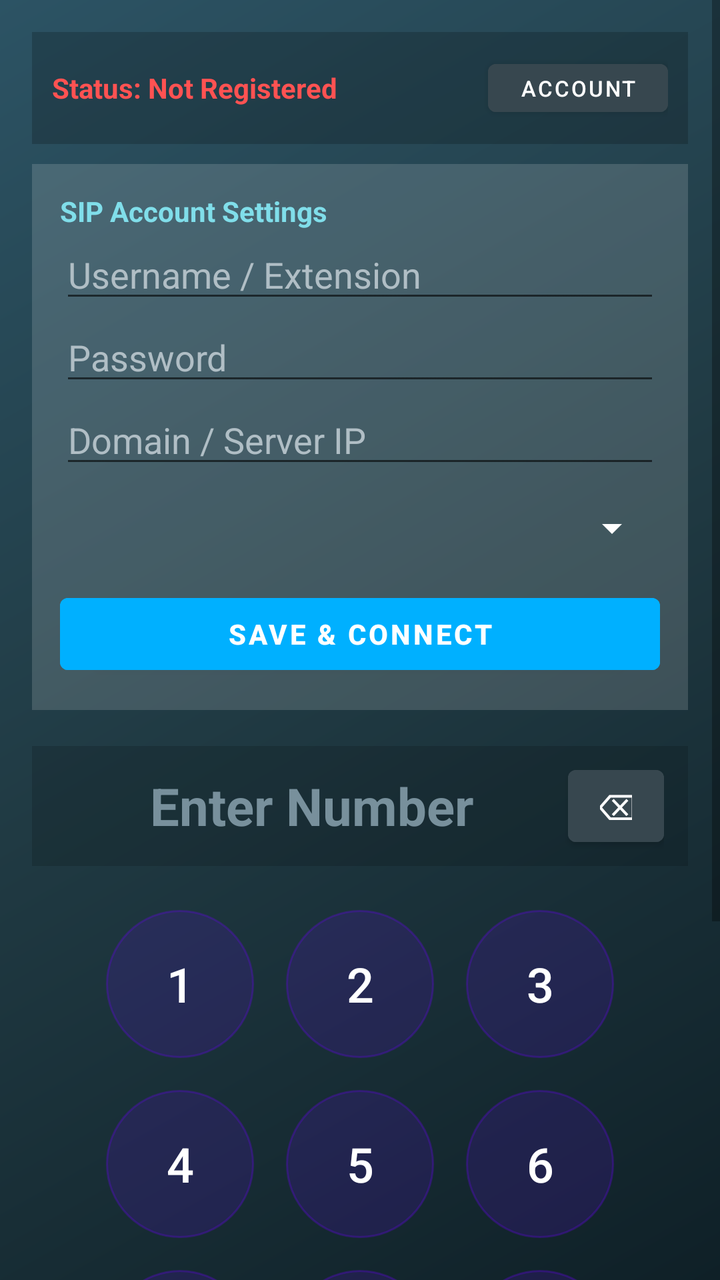
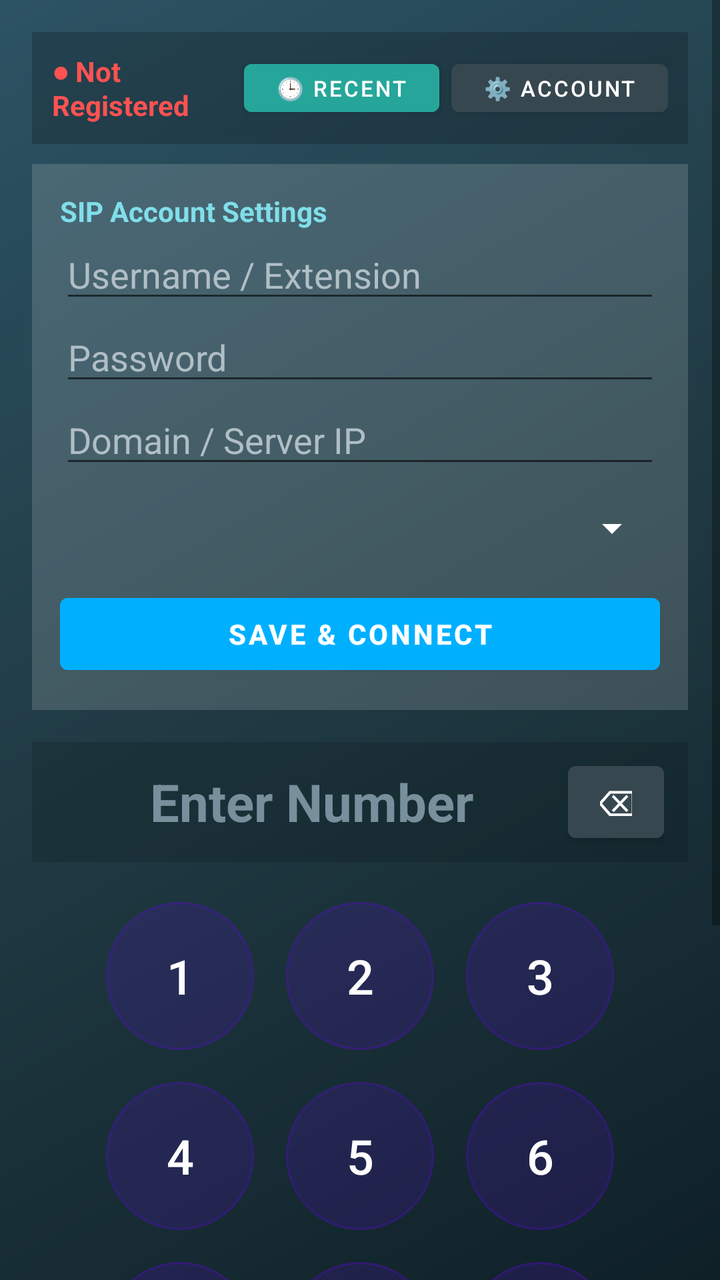

Before-and-after screenshots of an Android layout around one commit, followed by the original layout XML and the change that was made.
<!-- AndroidManifest.xml: application theme Theme.MaterialComponents.Light.NoActionBar -->
<!-- res/layout/activity_main.xml -->
<?xml version="1.0" encoding="utf-8"?>
<ScrollView xmlns:android="http://schemas.android.com/apk/res/android"
    android:layout_width="match_parent"
    android:layout_height="match_parent"
    android:background="@drawable/bg_gradient"
    android:fillViewport="true">

    <LinearLayout
        android:layout_width="match_parent"
        android:layout_height="wrap_content"
        android:orientation="vertical"
        android:padding="16dp">

        
        <LinearLayout
            android:layout_width="match_parent"
            android:layout_height="wrap_content"
            android:background="#33000000"
            android:gravity="center_vertical"
            android:orientation="horizontal"
            android:padding="10dp">

            <TextView
                android:id="@+id/tvStatus"
                android:layout_width="0dp"
                android:layout_height="wrap_content"
                android:layout_weight="1"
                android:text="Status: Not Registered"
                android:textColor="#FF5252"
                android:textSize="14sp"
                android:textStyle="bold" />

            <Button
                android:id="@+id/btnToggleAccount"
                android:layout_width="wrap_content"
                android:layout_height="36dp"
                android:backgroundTint="#37474F"
                android:text="Account"
                android:textColor="#FFFFFF"
                android:textSize="11sp" />
        </LinearLayout>

        
        <LinearLayout
            android:id="@+id/layoutLoginCard"
            android:layout_width="match_parent"
            android:layout_height="wrap_content"
            android:layout_marginTop="10dp"
            android:background="#26FFFFFF"
            android:orientation="vertical"
            android:padding="14dp">

            <TextView
                android:layout_width="wrap_content"
                android:layout_height="wrap_content"
                android:text="SIP Account Settings"
                android:textColor="#80DEEA"
                android:textStyle="bold" />

            <EditText
                android:id="@+id/etUsername"
                android:layout_width="match_parent"
                android:layout_height="wrap_content"
                android:hint="Username / Extension"
                android:inputType="text"
                android:textColor="#FFFFFF"
                android:textColorHint="#B0BEC5" />

            <EditText
                android:id="@+id/etPassword"
                android:layout_width="match_parent"
                android:layout_height="wrap_content"
                android:hint="Password"
                android:inputType="textPassword"
                android:textColor="#FFFFFF"
                android:textColorHint="#B0BEC5" />

            <EditText
                android:id="@+id/etDomain"
                android:layout_width="match_parent"
                android:layout_height="wrap_content"
                android:hint="Domain / Server IP"
                android:inputType="textUri"
                android:textColor="#FFFFFF"
                android:textColorHint="#B0BEC5" />

            <Spinner
                android:id="@+id/spinnerTransport"
                android:layout_width="match_parent"
                android:layout_height="42dp"
                android:layout_marginTop="4dp"
                android:backgroundTint="#FFFFFF" />

            <Button
                android:id="@+id/btnLogin"
                android:layout_width="match_parent"
                android:layout_height="wrap_content"
                android:layout_marginTop="8dp"
                android:backgroundTint="#00B0FF"
                android:text="Save &amp; Connect"
                android:textColor="#FFFFFF"
                android:textStyle="bold" />
        </LinearLayout>

        
        <LinearLayout
            android:layout_width="match_parent"
            android:layout_height="wrap_content"
            android:layout_marginTop="18dp"
            android:background="#26000000"
            android:gravity="center_vertical"
            android:orientation="horizontal"
            android:paddingHorizontal="12dp"
            android:paddingVertical="6dp">

            <EditText
                android:id="@+id/etDialNumber"
                android:layout_width="0dp"
                android:layout_height="wrap_content"
                android:layout_weight="1"
                android:background="@android:color/transparent"
                android:gravity="center"
                android:hint="Enter Number"
                android:inputType="phone"
                android:textColor="#FFFFFF"
                android:textColorHint="#78909C"
                android:textSize="26sp"
                android:textStyle="bold" />

            <Button
                android:id="@+id/btnBackspace"
                android:layout_width="48dp"
                android:layout_height="48dp"
                android:backgroundTint="#37474F"
                android:text="⌫"
                android:textColor="#FFFFFF"
                android:textSize="18sp" />
        </LinearLayout>

        
        <GridLayout
            android:id="@+id/dialpadGrid"
            android:layout_width="wrap_content"
            android:layout_height="wrap_content"
            android:layout_gravity="center"
            android:layout_marginTop="14dp"
            android:columnCount="3"
            android:rowCount="4">

            <Button android:id="@+id/btn1" android:layout_width="74dp" android:layout_height="74dp" android:layout_margin="8dp" android:background="@drawable/bg_dial_btn" android:text="1" android:textColor="#FFFFFF" android:textSize="24sp" />
            <Button android:id="@+id/btn2" android:layout_width="74dp" android:layout_height="74dp" android:layout_margin="8dp" android:background="@drawable/bg_dial_btn" android:text="2" android:textColor="#FFFFFF" android:textSize="24sp" />
            <Button android:id="@+id/btn3" android:layout_width="74dp" android:layout_height="74dp" android:layout_margin="8dp" android:background="@drawable/bg_dial_btn" android:text="3" android:textColor="#FFFFFF" android:textSize="24sp" />

            <Button android:id="@+id/btn4" android:layout_width="74dp" android:layout_height="74dp" android:layout_margin="8dp" android:background="@drawable/bg_dial_btn" android:text="4" android:textColor="#FFFFFF" android:textSize="24sp" />
            <Button android:id="@+id/btn5" android:layout_width="74dp" android:layout_height="74dp" android:layout_margin="8dp" android:background="@drawable/bg_dial_btn" android:text="5" android:textColor="#FFFFFF" android:textSize="24sp" />
            <Button android:id="@+id/btn6" android:layout_width="74dp" android:layout_height="74dp" android:layout_margin="8dp" android:background="@drawable/bg_dial_btn" android:text="6" android:textColor="#FFFFFF" android:textSize="24sp" />

            <Button android:id="@+id/btn7" android:layout_width="74dp" android:layout_height="74dp" android:layout_margin="8dp" android:background="@drawable/bg_dial_btn" android:text="7" android:textColor="#FFFFFF" android:textSize="24sp" />
            <Button android:id="@+id/btn8" android:layout_width="74dp" android:layout_height="74dp" android:layout_margin="8dp" android:background="@drawable/bg_dial_btn" android:text="8" android:textColor="#FFFFFF" android:textSize="24sp" />
            <Button android:id="@+id/btn9" android:layout_width="74dp" android:layout_height="74dp" android:layout_margin="8dp" android:background="@drawable/bg_dial_btn" android:text="9" android:textColor="#FFFFFF" android:textSize="24sp" />

            <Button android:id="@+id/btnStar" android:layout_width="74dp" android:layout_height="74dp" android:layout_margin="8dp" android:background="@drawable/bg_dial_btn" android:text="*" android:textColor="#80DEEA" android:textSize="24sp" />
            <Button android:id="@+id/btn0" android:layout_width="74dp" android:layout_height="74dp" android:layout_margin="8dp" android:background="@drawable/bg_dial_btn" android:text="0" android:textColor="#FFFFFF" android:textSize="24sp" />
            <Button android:id="@+id/btnHash" android:layout_width="74dp" android:layout_height="74dp" android:layout_margin="8dp" android:background="@drawable/bg_dial_btn" android:text="#" android:textColor="#80DEEA" android:textSize="24sp" />
        </GridLayout>

        
        <LinearLayout
            android:layout_width="match_parent"
            android:layout_height="wrap_content"
            android:layout_marginTop="12dp"
            android:gravity="center"
            android:orientation="horizontal">

            <Button
                android:id="@+id/btnContacts"
                android:layout_width="0dp"
                android:layout_height="54dp"
                android:layout_marginEnd="8dp"
                android:layout_weight="1"
                android:backgroundTint="#455A64"
                android:text="Contacts"
                android:textColor="#FFFFFF"
                android:textStyle="bold" />

            <Button
                android:id="@+id/btnCall"
                android:layout_width="0dp"
                android:layout_height="54dp"
                android:layout_marginStart="8dp"
                android:layout_weight="1.5"
                android:backgroundTint="#00C853"
                android:text="CALL"
                android:textColor="#FFFFFF"
                android:textSize="16sp"
                android:textStyle="bold" />
        </LinearLayout>

        
        <LinearLayout
            android:id="@+id/layoutInCall"
            android:layout_width="match_parent"
            android:layout_height="wrap_content"
            android:layout_marginTop="16dp"
            android:background="#CC102027"
            android:orientation="vertical"
            android:padding="14dp"
            android:visibility="gone">

            <TextView
                android:id="@+id/tvCallState"
                android:layout_width="match_parent"
                android:layout_height="wrap_content"
                android:gravity="center"
                android:text="Calling..."
                android:textColor="#69F0AE"
                android:textSize="17sp"
                android:textStyle="bold" />

            <LinearLayout
                android:layout_width="match_parent"
                android:layout_height="wrap_content"
                android:layout_marginTop="12dp"
                android:orientation="horizontal">

                <Button
                    android:id="@+id/btnMute"
                    android:layout_width="0dp"
                    android:layout_height="wrap_content"
                    android:layout_weight="1"
                    android:backgroundTint="#37474F"
                    android:text="Mute"
                    android:textColor="#FFFFFF"
                    android:textSize="12sp" />

                <Button
                    android:id="@+id/btnSpeaker"
                    android:layout_width="0dp"
                    android:layout_height="wrap_content"
                    android:layout_marginHorizontal="6dp"
                    android:layout_weight="1"
                    android:backgroundTint="#37474F"
                    android:text="Speaker"
                    android:textColor="#FFFFFF"
                    android:textSize="12sp" />

                <Button
                    android:id="@+id/btnRecord"
                    android:layout_width="0dp"
                    android:layout_height="wrap_content"
                    android:layout_weight="1"
                    android:backgroundTint="#37474F"
                    android:text="Record"
                    android:textColor="#FFFFFF"
                    android:textSize="12sp" />
            </LinearLayout>

            <Button
                android:id="@+id/btnHangup"
                android:layout_width="match_parent"
                android:layout_height="50dp"
                android:layout_marginTop="10dp"
                android:backgroundTint="#D50000"
                android:text="END CALL"
                android:textColor="#FFFFFF"
                android:textStyle="bold" />
        </LinearLayout>

    </LinearLayout>
</ScrollView>
<!-- resources referenced by this layout -->
<resources>
  <!-- drawable bg_dial_btn (drawable) -->
  <?xml version="1.0" encoding="utf-8"?>
  <ripple xmlns:android="http://schemas.android.com/apk/res/android"
      android:color="#40FFFFFF">
      <item>
          <shape android:shape="oval">
              <solid android:color="#26FFFFFF" />
              <stroke android:width="1dp" android:color="#4DFFFFFF" />
          </shape>
      </item>
  </ripple>
  <!-- drawable bg_gradient (drawable) -->
  <?xml version="1.0" encoding="utf-8"?>
  <shape xmlns:android="http://schemas.android.com/apk/res/android">
      <gradient
          android:angle="135"
          android:startColor="#0F2027"
          android:centerColor="#203A43"
          android:endColor="#2C5364"
          android:type="linear" />
  </shape>
</resources>

<!-- the commit's change to res/layout/activity_main.xml (unified diff, before → after) -->
@@ -25,17 +25,27 @@
                 android:layout_width="0dp"
                 android:layout_height="wrap_content"
                 android:layout_weight="1"
-                android:text="Status: Not Registered"
+                android:text="● Not Registered"
                 android:textColor="#FF5252"
                 android:textSize="14sp"
                 android:textStyle="bold" />
+
+            <Button
+                android:id="@+id/btnRecentCalls"
+                android:layout_width="wrap_content"
+                android:layout_height="36dp"
+                android:layout_marginEnd="6dp"
+                android:backgroundTint="#26A69A"
+                android:text="🕒 Recent"
+                android:textColor="#FFFFFF"
+                android:textSize="11sp" />
 
             <Button
                 android:id="@+id/btnToggleAccount"
                 android:layout_width="wrap_content"
                 android:layout_height="36dp"
                 android:backgroundTint="#37474F"
-                android:text="Account"
+                android:text="⚙️ Account"
                 android:textColor="#FFFFFF"
                 android:textSize="11sp" />
         </LinearLayout>
@@ -106,7 +116,7 @@
         <LinearLayout
             android:layout_width="match_parent"
             android:layout_height="wrap_content"
-            android:layout_marginTop="18dp"
+            android:layout_marginTop="16dp"
             android:background="#26000000"
             android:gravity="center_vertical"
             android:orientation="horizontal"
@@ -143,7 +153,7 @@
             android:layout_width="wrap_content"
             android:layout_height="wrap_content"
             android:layout_gravity="center"
-            android:layout_marginTop="14dp"
+            android:layout_marginTop="12dp"
             android:columnCount="3"
             android:rowCount="4">
 
@@ -179,7 +189,7 @@
                 android:layout_marginEnd="8dp"
                 android:layout_weight="1"
                 android:backgroundTint="#455A64"
-                android:text="Contacts"
+                android:text="📇 Contacts"
                 android:textColor="#FFFFFF"
                 android:textStyle="bold" />
 
@@ -190,7 +200,7 @@
                 android:layout_marginStart="8dp"
                 android:layout_weight="1.5"
                 android:backgroundTint="#00C853"
-                android:text="CALL"
+                android:text="📞 CALL"
                 android:textColor="#FFFFFF"
                 android:textSize="16sp"
                 android:textStyle="bold" />
@@ -202,7 +212,7 @@
             android:layout_width="match_parent"
             android:layout_height="wrap_content"
             android:layout_marginTop="16dp"
-            android:background="#CC102027"
+            android:background="#DD102027"
             android:orientation="vertical"
             android:padding="14dp"
             android:visibility="gone">
@@ -215,6 +225,17 @@
                 android:text="Calling..."
                 android:textColor="#69F0AE"
                 android:textSize="17sp"
+                android:textStyle="bold" />
+
+            <TextView
+                android:id="@+id/tvCallTimer"
+                android:layout_width="match_parent"
+                android:layout_height="wrap_content"
+                android:layout_marginTop="4dp"
+                android:gravity="center"
+                android:text="⏱ 00:00"
+                android:textColor="#FFD740"
+                android:textSize="20sp"
                 android:textStyle="bold" />
 
             <LinearLayout
@@ -229,7 +250,7 @@
                     android:layout_height="wrap_content"
                     android:layout_weight="1"
                     android:backgroundTint="#37474F"
-                    android:text="Mute"
+                    android:text="🔇 Mute"
                     android:textColor="#FFFFFF"
                     android:textSize="12sp" />
 
@@ -240,7 +261,7 @@
                     android:layout_marginHorizontal="6dp"
                     android:layout_weight="1"
                     android:backgroundTint="#37474F"
-                    android:text="Speaker"
+                    android:text="🔊 Speaker"
                     android:textColor="#FFFFFF"
                     android:textSize="12sp" />
 
@@ -250,7 +271,7 @@
                     android:layout_height="wrap_content"
                     android:layout_weight="1"
                     android:backgroundTint="#37474F"
-                    android:text="Record"
+                    android:text="⏺ Record"
                     android:textColor="#FFFFFF"
                     android:textSize="12sp" />
             </LinearLayout>
@@ -261,7 +282,7 @@
                 android:layout_height="50dp"
                 android:layout_marginTop="10dp"
                 android:backgroundTint="#D50000"
-                android:text="END CALL"
+                android:text="📵 END CALL"
                 android:textColor="#FFFFFF"
                 android:textStyle="bold" />
         </LinearLayout>
